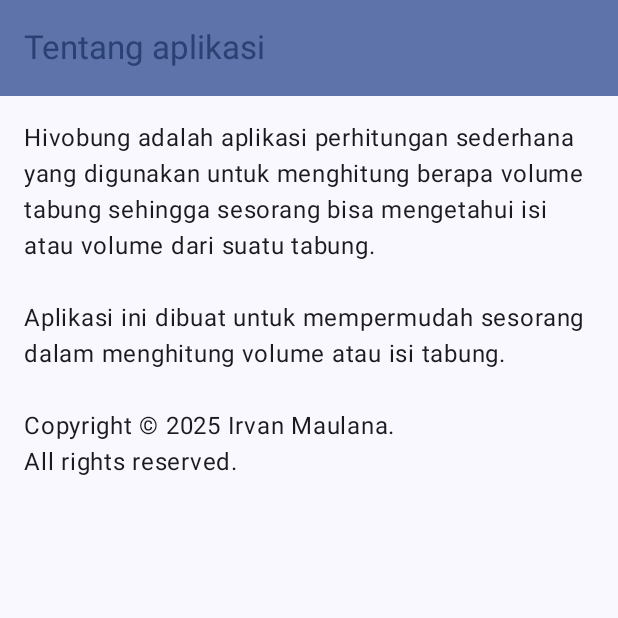
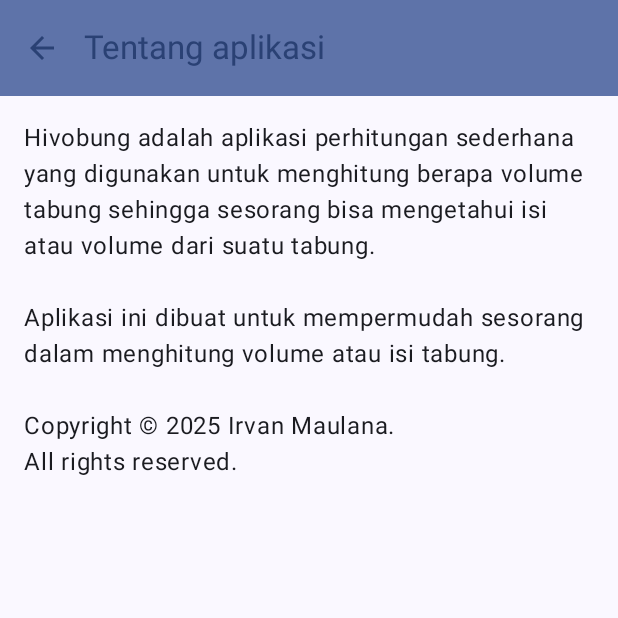
Before and after one commit to irvanmaulanaaa/assesment1mobpro, an Android app built with Jetpack Compose: the AboutScreen screen opened through its navigation route, on a phone screen of 412 x 824 dp, the top half of it. Run offline under Robolectric (Android 15) with nearby library versions, the phone set to English and light mode, and no system bars.

Commit message:
Membuat navigasi dengan tombol Up

```diff
--- a/app/src/main/java/com/irvanmaulana0013/asessment1/navigation/NavGraph.kt
+++ b/app/src/main/java/com/irvanmaulana0013/asessment1/navigation/NavGraph.kt
@@ -18,7 +18,7 @@
             MainScreen(navController)
         }
         composable(route = Screen.About.route) {
-            AboutScreen()
+            AboutScreen(navController)
         }
     }
 }
--- a/app/src/main/java/com/irvanmaulana0013/asessment1/ui/screen/AboutScreen.kt
+++ b/app/src/main/java/com/irvanmaulana0013/asessment1/ui/screen/AboutScreen.kt
@@ -2,7 +2,11 @@
 
 import android.content.res.Configuration
 import androidx.compose.foundation.layout.padding
+import androidx.compose.material.icons.Icons
+import androidx.compose.material.icons.automirrored.filled.ArrowBack
 import androidx.compose.material3.ExperimentalMaterial3Api
+import androidx.compose.material3.Icon
+import androidx.compose.material3.IconButton
 import androidx.compose.material3.MaterialTheme
 import androidx.compose.material3.Scaffold
 import androidx.compose.material3.Text
@@ -13,15 +17,26 @@
 import androidx.compose.ui.res.stringResource
 import androidx.compose.ui.tooling.preview.Preview
 import androidx.compose.ui.unit.dp
+import androidx.navigation.NavHostController
+import androidx.navigation.compose.rememberNavController
 import com.irvanmaulana0013.asessment1.R
 import com.irvanmaulana0013.asessment1.ui.theme.Asessment1Theme
 
 @OptIn(ExperimentalMaterial3Api::class)
 @Composable
-fun AboutScreen() {
+fun AboutScreen(navController: NavHostController) {
     Scaffold (
         topBar = {
             TopAppBar(
+                navigationIcon = {
+                    IconButton(onClick = { navController.popBackStack() }) {
+                        Icon(
+                            imageVector = Icons.AutoMirrored.Filled.ArrowBack,
+                            contentDescription = stringResource(R.string.kembali),
+                            tint = MaterialTheme.colorScheme.primary
+                        )
+                    }
+                },
                 title = {
                     Text(text = stringResource(id = R.string.tentang_aplikasi))
                 },
@@ -44,6 +59,6 @@
 @Composable
 fun AboutScreenPreview() {
     Asessment1Theme {
-        AboutScreen()
+        AboutScreen(rememberNavController())
     }
 }
--- a/app/src/main/res/values/strings.xml
+++ b/app/src/main/res/values/strings.xml
@@ -10,6 +10,7 @@
     <string name="hasil">%1$.2f m³</string>
     <string name="invalid">Tidak boleh kosong.</string>
     <string name="reset">Reset</string>
+    <string name="kembali">Kembali</string>
     <string name="tentang_aplikasi">Tentang aplikasi</string>
     <string name="copyright">Hivobung adalah aplikasi perhitungan sederhana yang
     digunakan untuk menghitung berapa volume tabung sehingga sesorang bisa mengetahui
```
